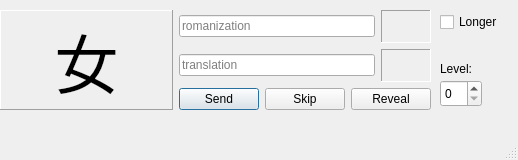
Qt form ui_files/main_gui.ui (mattyonweb/chinese-reminder) before a commit.
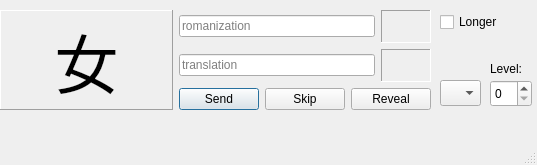
The same form after that commit.

What changed in the file:
```diff
--- a/ui_files/main_gui.ui
+++ b/ui_files/main_gui.ui
@@ -10,8 +10,8 @@
    <rect>
     <x>0</x>
     <y>0</y>
-    <width>518</width>
-    <height>160</height>
+    <width>537</width>
+    <height>165</height>
    </rect>
   </property>
   <property name="windowTitle">
@@ -208,7 +208,7 @@
    <widget class="QSpinBox" name="spinBoxLvl">
     <property name="geometry">
      <rect>
-      <x>440</x>
+      <x>490</x>
       <y>80</y>
       <width>42</width>
       <height>27</height>
@@ -218,9 +218,9 @@
    <widget class="QLabel" name="label">
     <property name="geometry">
      <rect>
-      <x>440</x>
+      <x>490</x>
       <y>60</y>
-      <width>58</width>
+      <width>41</width>
       <height>18</height>
      </rect>
     </property>
@@ -228,6 +228,28 @@
      <string>Level:</string>
     </property>
    </widget>
+   <widget class="QComboBox" name="comboBoxLvl">
+    <property name="geometry">
+     <rect>
+      <x>440</x>
+      <y>80</y>
+      <width>41</width>
+      <height>26</height>
+     </rect>
+    </property>
+    <property name="acceptDrops">
+     <bool>true</bool>
+    </property>
+    <property name="toolTip">
+     <string/>
+    </property>
+    <property name="editable">
+     <bool>false</bool>
+    </property>
+    <property name="placeholderText">
+     <string>Foovar</string>
+    </property>
+   </widget>
   </widget>
   <widget class="QStatusBar" name="statusbar"/>
   <widget class="QMenuBar" name="mainMenuBar">
```
Left out of the diff: 2 changed lines with no effect on the pictures.
